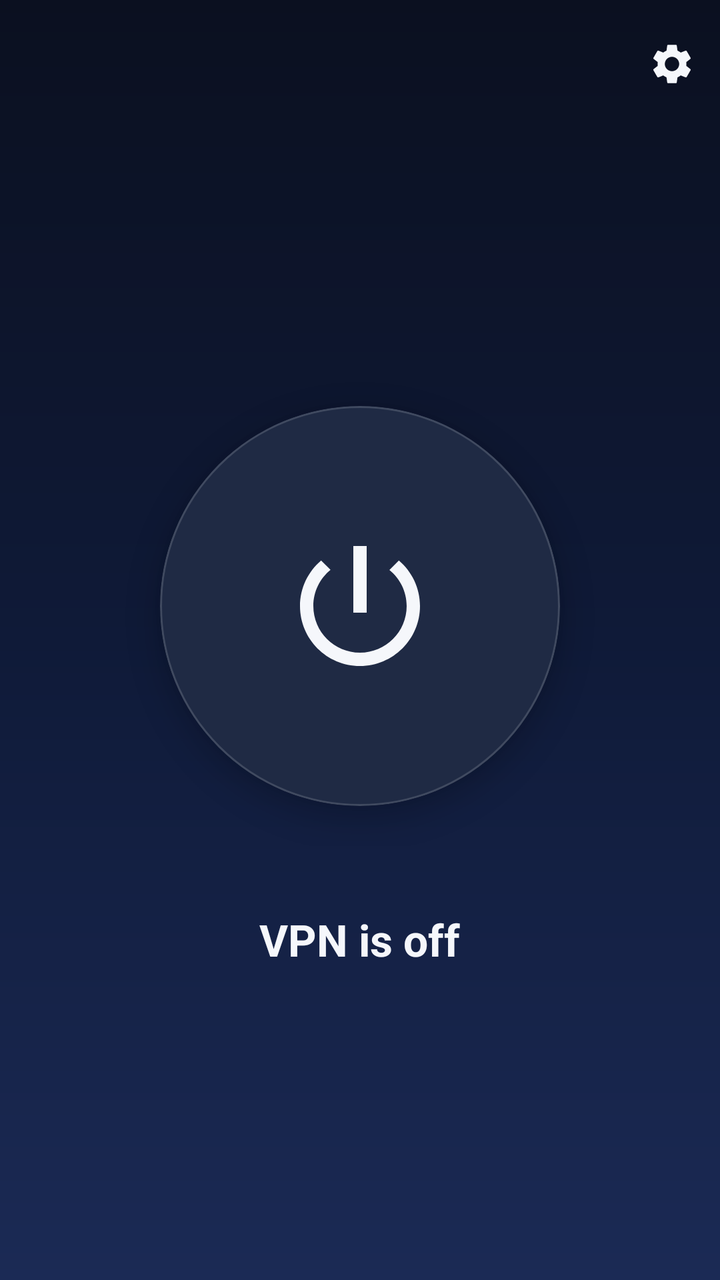
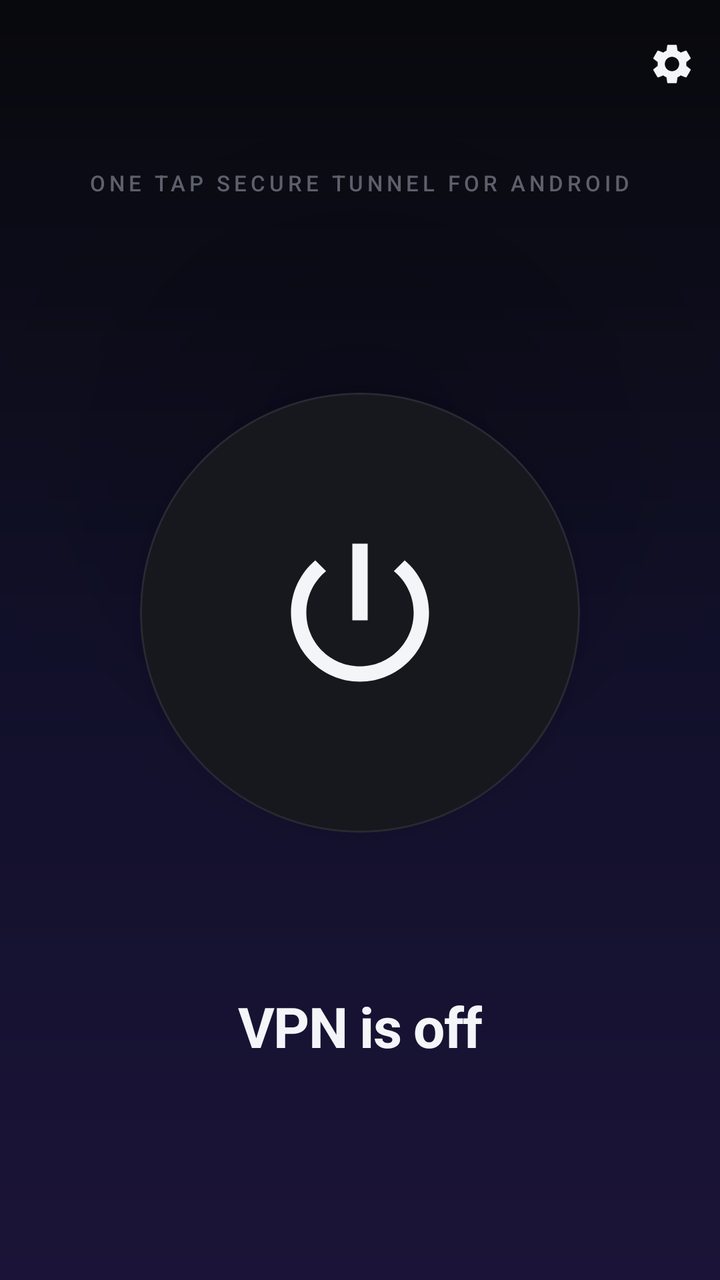

Before-and-after screenshots of an Android layout around one commit, followed by the original layout XML and the change that was made.
<!-- AndroidManifest.xml: application theme Theme.BaleobalaVpn -->
<!-- res/layout/activity_main.xml -->
<?xml version="1.0" encoding="utf-8"?>
<androidx.coordinatorlayout.widget.CoordinatorLayout
    xmlns:android="http://schemas.android.com/apk/res/android"
    xmlns:app="http://schemas.android.com/apk/res-auto"
    android:id="@+id/rootCoordinator"
    android:layout_width="match_parent"
    android:layout_height="match_parent"
    android:background="@drawable/bg_dashboard"
    android:fitsSystemWindows="true">

    <com.google.android.material.appbar.AppBarLayout
        android:layout_width="match_parent"
        android:layout_height="wrap_content"
        android:background="@android:color/transparent"
        android:fitsSystemWindows="true"
        app:elevation="0dp">

        <com.google.android.material.appbar.MaterialToolbar
            android:id="@+id/toolbar"
            style="@style/Theme.BaleobalaVpn.Toolbar"
            android:layout_width="match_parent"
            android:layout_height="?attr/actionBarSize"
            android:title="@string/dashboard_title">

            <com.google.android.material.button.MaterialButton
                android:id="@+id/settingsButton"
                style="@style/Widget.Material3.Button.IconButton"
                android:layout_width="48dp"
                android:layout_height="48dp"
                android:layout_gravity="end"
                android:contentDescription="@string/dashboard_settings"
                app:icon="@drawable/ic_settings"
                app:iconTint="@color/text_primary_on_dark"
                app:iconGravity="textStart"
                app:iconPadding="0dp"
                app:iconSize="24dp" />
        </com.google.android.material.appbar.MaterialToolbar>
    </com.google.android.material.appbar.AppBarLayout>

    <androidx.core.widget.NestedScrollView
        android:layout_width="match_parent"
        android:layout_height="match_parent"
        android:fillViewport="true"
        app:layout_behavior="@string/appbar_scrolling_view_behavior">

        <LinearLayout
            android:layout_width="match_parent"
            android:layout_height="wrap_content"
            android:minHeight="500dp"
            android:orientation="vertical"
            android:gravity="center_horizontal"
            android:paddingHorizontal="24dp"
            android:paddingTop="24dp"
            android:paddingBottom="24dp">

            <Space
                android:layout_width="match_parent"
                android:layout_height="0dp"
                android:layout_weight="1" />

            <FrameLayout
                android:layout_width="240dp"
                android:layout_height="240dp">

                <com.google.android.material.progressindicator.CircularProgressIndicator
                    android:id="@+id/connectingProgress"
                    android:layout_width="240dp"
                    android:layout_height="240dp"
                    android:layout_gravity="center"
                    android:indeterminate="true"
                    android:visibility="gone"
                    app:indicatorSize="240dp"
                    app:trackThickness="4dp"
                    app:indicatorColor="@color/state_connecting"
                    app:trackColor="@android:color/transparent" />

                <com.google.android.material.card.MaterialCardView
                    android:id="@+id/toggleCard"
                    android:layout_width="200dp"
                    android:layout_height="200dp"
                    android:layout_gravity="center"
                    android:contentDescription="@string/cd_toggle_idle"
                    android:clickable="true"
                    android:focusable="true"
                    android:foreground="?attr/selectableItemBackgroundBorderless"
                    app:cardCornerRadius="100dp"
                    app:cardElevation="8dp"
                    app:cardBackgroundColor="@color/state_idle">

                    <ImageView
                        android:id="@+id/toggleIcon"
                        android:layout_width="80dp"
                        android:layout_height="80dp"
                        android:layout_gravity="center"
                        android:src="@drawable/ic_power"
                        android:importantForAccessibility="no"
                        app:tint="@color/text_primary_on_dark" />
                </com.google.android.material.card.MaterialCardView>
            </FrameLayout>

            <TextView
                android:id="@+id/statusText"
                android:layout_width="wrap_content"
                android:layout_height="wrap_content"
                android:layout_marginTop="32dp"
                android:gravity="center"
                android:text="@string/status_disconnected"
                android:textColor="@color/text_primary_on_dark"
                android:textAppearance="?attr/textAppearanceTitleLarge"
                android:textStyle="bold" />

            <TextView
                android:id="@+id/statusDetail"
                android:layout_width="wrap_content"
                android:layout_height="wrap_content"
                android:layout_marginTop="8dp"
                android:gravity="center"
                android:textColor="@color/text_secondary_on_dark"
                android:textAppearance="?attr/textAppearanceBodyMedium"
                android:visibility="gone" />

            <TextView
                android:id="@+id/authStatus"
                android:layout_width="wrap_content"
                android:layout_height="wrap_content"
                android:layout_marginTop="20dp"
                android:gravity="center"
                android:textColor="@color/text_secondary_on_dark"
                android:textAppearance="?attr/textAppearanceBodySmall" />

            <Space
                android:layout_width="match_parent"
                android:layout_height="0dp"
                android:layout_weight="1" />

            <Button
                android:id="@+id/signOutButton"
                style="@style/Widget.Material3.Button.TextButton"
                android:layout_width="wrap_content"
                android:layout_height="wrap_content"
                android:layout_marginTop="24dp"
                android:textColor="@color/text_secondary_on_dark"
                android:text="@string/login_sign_out"
                android:visibility="gone" />
        </LinearLayout>
    </androidx.core.widget.NestedScrollView>
</androidx.coordinatorlayout.widget.CoordinatorLayout>
<!-- resources referenced by this layout -->
<resources>
  <color name="state_connecting">#F59E0B</color>
  <color name="state_idle">#1F2A44</color>
  <color name="text_primary_on_dark">#F5F7FB</color>
  <color name="text_secondary_on_dark">#A8B0C8</color>
  <!-- drawable bg_dashboard (drawable) -->
  <?xml version="1.0" encoding="utf-8"?>
  <shape xmlns:android="http://schemas.android.com/apk/res/android"
      android:shape="rectangle">
      <gradient
          android:angle="270"
          android:startColor="@color/surface_dark"
          android:centerColor="#0F1A38"
          android:endColor="#1B2A55"
          android:type="linear" />
  </shape>
  <style name="Theme.BaleobalaVpn.Toolbar" parent="Widget.Material3.Toolbar">
          <item name="titleTextColor">@color/text_primary_on_dark</item>
          <item name="navigationIconTint">@color/text_primary_on_dark</item>
          <item name="android:background">@android:color/transparent</item>
      </style>
  <style name="Theme.BaleobalaVpn" parent="Theme.Material3.Dark.NoActionBar">
          <item name="colorPrimary">@color/brand_primary</item>
          <item name="colorOnPrimary">@color/brand_on_primary</item>
          <item name="colorPrimaryContainer">@color/brand_primary_dark</item>
          <item name="colorOnPrimaryContainer">@color/text_primary_on_dark</item>
          <item name="colorSecondary">#0F766E</item>
          <item name="colorTertiary">#F59E0B</item>
  
          <item name="android:colorBackground">@color/surface_dark</item>
          <item name="colorSurface">@color/surface_dark_elevated</item>
          <item name="colorOnSurface">@color/text_primary_on_dark</item>
          <item name="colorOnSurfaceVariant">@color/text_secondary_on_dark</item>
          <item name="colorOutlineVariant">#26FFFFFF</item>
  
          <item name="android:statusBarColor">@android:color/transparent</item>
          <item name="android:navigationBarColor">@color/surface_dark</item>
          <item name="android:windowLightStatusBar">false</item>
          <item name="android:windowLightNavigationBar">false</item>
      </style>
  <color name="surface_dark">#0B1020</color>
  <color name="brand_primary">#1249FF</color>
  <color name="brand_primary_dark">#0A2DA8</color>
  <color name="surface_dark_elevated">#111733</color>
  <!-- unchanged entries left out for length: 8 -->
</resources>

<!-- the commit's change to res/layout/activity_main.xml (unified diff, before → after) -->
@@ -46,12 +46,24 @@
         <LinearLayout
             android:layout_width="match_parent"
             android:layout_height="wrap_content"
-            android:minHeight="500dp"
+            android:minHeight="560dp"
             android:orientation="vertical"
             android:gravity="center_horizontal"
-            android:paddingHorizontal="24dp"
-            android:paddingTop="24dp"
-            android:paddingBottom="24dp">
+            android:paddingHorizontal="28dp"
+            android:paddingTop="12dp"
+            android:paddingBottom="28dp">
+
+            <TextView
+                android:layout_width="wrap_content"
+                android:layout_height="wrap_content"
+                android:layout_marginTop="8dp"
+                android:layout_marginBottom="6dp"
+                android:gravity="center"
+                android:text="@string/dashboard_subtitle"
+                android:textColor="@color/text_tertiary_on_dark"
+                android:textAppearance="?attr/textAppearanceLabelSmall"
+                android:letterSpacing="0.18"
+                android:textAllCaps="true" />
 
             <Space
                 android:layout_width="match_parent"
@@ -59,38 +71,48 @@
                 android:layout_weight="1" />
 
             <FrameLayout
-                android:layout_width="240dp"
-                android:layout_height="240dp">
+                android:layout_width="320dp"
+                android:layout_height="320dp">
+
+                
+                <View
+                    android:layout_width="320dp"
+                    android:layout_height="320dp"
+                    android:layout_gravity="center"
+                    android:background="@drawable/bg_toggle_glow"
+                    android:importantForAccessibility="no" />
 
                 <com.google.android.material.progressindicator.CircularProgressIndicator
                     android:id="@+id/connectingProgress"
-                    android:layout_width="240dp"
-                    android:layout_height="240dp"
+                    android:layout_width="260dp"
+                    android:layout_height="260dp"
                     android:layout_gravity="center"
                     android:indeterminate="true"
                     android:visibility="gone"
-                    app:indicatorSize="240dp"
-                    app:trackThickness="4dp"
-                    app:indicatorColor="@color/state_connecting"
+                    app:indicatorSize="260dp"
+                    app:trackThickness="3dp"
+                    app:indicatorColor="@color/brand_primary"
                     app:trackColor="@android:color/transparent" />
 
                 <com.google.android.material.card.MaterialCardView
                     android:id="@+id/toggleCard"
-                    android:layout_width="200dp"
-                    android:layout_height="200dp"
+                    android:layout_width="220dp"
+                    android:layout_height="220dp"
                     android:layout_gravity="center"
                     android:contentDescription="@string/cd_toggle_idle"
                     android:clickable="true"
                     android:focusable="true"
                     android:foreground="?attr/selectableItemBackgroundBorderless"
-                    app:cardCornerRadius="100dp"
-                    app:cardElevation="8dp"
+                    app:cardCornerRadius="110dp"
+                    app:cardElevation="14dp"
+                    app:strokeWidth="1dp"
+                    app:strokeColor="@color/border_strong"
                     app:cardBackgroundColor="@color/state_idle">
 
                     <ImageView
                         android:id="@+id/toggleIcon"
-                        android:layout_width="80dp"
-                        android:layout_height="80dp"
+                        android:layout_width="92dp"
+                        android:layout_height="92dp"
                         android:layout_gravity="center"
                         android:src="@drawable/ic_power"
                         android:importantForAccessibility="no"
@@ -102,18 +124,19 @@
                 android:id="@+id/statusText"
                 android:layout_width="wrap_content"
                 android:layout_height="wrap_content"
-                android:layout_marginTop="32dp"
+                android:layout_marginTop="28dp"
                 android:gravity="center"
                 android:text="@string/status_disconnected"
                 android:textColor="@color/text_primary_on_dark"
-                android:textAppearance="?attr/textAppearanceTitleLarge"
-                android:textStyle="bold" />
+                android:textAppearance="?attr/textAppearanceHeadlineMedium"
+                android:textStyle="bold"
+                android:letterSpacing="-0.02" />
 
             <TextView
                 android:id="@+id/statusDetail"
                 android:layout_width="wrap_content"
                 android:layout_height="wrap_content"
-                android:layout_marginTop="8dp"
+                android:layout_marginTop="10dp"
                 android:gravity="center"
                 android:textColor="@color/text_secondary_on_dark"
                 android:textAppearance="?attr/textAppearanceBodyMedium"
@@ -123,7 +146,7 @@
                 android:id="@+id/authStatus"
                 android:layout_width="wrap_content"
                 android:layout_height="wrap_content"
-                android:layout_marginTop="20dp"
+                android:layout_marginTop="22dp"
                 android:gravity="center"
                 android:textColor="@color/text_secondary_on_dark"
                 android:textAppearance="?attr/textAppearanceBodySmall" />
<!-- resource entries referenced after the edit -->
@@ -1,48 +1,97 @@
 <!-- resources referenced by this layout -->
 <resources>
-  <color name="state_connecting">#F59E0B</color>
-  <color name="state_idle">#1F2A44</color>
-  <color name="text_primary_on_dark">#F5F7FB</color>
-  <color name="text_secondary_on_dark">#A8B0C8</color>
+  <color name="border_strong">#262A33</color>
+  <color name="state_idle">#16181D</color>
+  <color name="text_primary_on_dark">#F4F5F8</color>
+  <color name="text_secondary_on_dark">#9BA1AE</color>
+  <color name="text_tertiary_on_dark">#5C606A</color>
   <!-- drawable bg_dashboard (drawable) -->
   <?xml version="1.0" encoding="utf-8"?>
+  <layer-list xmlns:android="http://schemas.android.com/apk/res/android">
+      <item>
+          <shape android:shape="rectangle">
+              <gradient
+                  android:angle="270"
+                  android:startColor="@color/gradient_dashboard_top"
+                  android:centerColor="@color/gradient_dashboard_mid"
+                  android:endColor="@color/gradient_dashboard_bottom"
+                  android:type="linear" />
+          </shape>
+      </item>
+      <item>
+          <shape android:shape="rectangle">
+              <gradient
+                  android:type="radial"
+                  android:gradientRadius="640"
+                  android:centerX="0.5"
+                  android:centerY="0.35"
+                  android:startColor="#33000000"
+                  android:endColor="#00000000" />
+          </shape>
+      </item>
+  </layer-list>
+  <!-- drawable bg_toggle_glow (drawable) -->
+  <?xml version="1.0" encoding="utf-8"?>
   <shape xmlns:android="http://schemas.android.com/apk/res/android"
-      android:shape="rectangle">
+      android:shape="oval">
       <gradient
-          android:angle="270"
-          android:startColor="@color/surface_dark"
-          android:centerColor="#0F1A38"
-          android:endColor="#1B2A55"
-          android:type="linear" />
+          android:type="radial"
+          android:gradientRadius="180"
+          android:centerX="0.5"
+          android:centerY="0.5"
+          android:startColor="#807C5CFF"
+          android:endColor="#007C5CFF" />
   </shape>
+  <string name="dashboard_subtitle">One tap secure tunnel for Android</string>
   <style name="Theme.BaleobalaVpn.Toolbar" parent="Widget.Material3.Toolbar">
           <item name="titleTextColor">@color/text_primary_on_dark</item>
+          <item name="subtitleTextColor">@color/text_secondary_on_dark</item>
           <item name="navigationIconTint">@color/text_primary_on_dark</item>
           <item name="android:background">@android:color/transparent</item>
+          <item name="titleTextAppearance">@style/TextAppearance.Material3.TitleLarge</item>
       </style>
   <style name="Theme.BaleobalaVpn" parent="Theme.Material3.Dark.NoActionBar">
           <item name="colorPrimary">@color/brand_primary</item>
           <item name="colorOnPrimary">@color/brand_on_primary</item>
-          <item name="colorPrimaryContainer">@color/brand_primary_dark</item>
+          <item name="colorPrimaryContainer">@color/accent_soft</item>
           <item name="colorOnPrimaryContainer">@color/text_primary_on_dark</item>
-          <item name="colorSecondary">#0F766E</item>
-          <item name="colorTertiary">#F59E0B</item>
+          <item name="colorSecondary">@color/brand_primary_hover</item>
+          <item name="colorOnSecondary">@color/brand_on_primary</item>
+          <item name="colorTertiary">@color/state_warning</item>
   
           <item name="android:colorBackground">@color/surface_dark</item>
           <item name="colorSurface">@color/surface_dark_elevated</item>
+          <item name="colorSurfaceVariant">@color/surface_dark_raised</item>
+          <item name="colorSurfaceContainer">@color/surface_dark_elevated</item>
+          <item name="colorSurfaceContainerHigh">@color/surface_dark_raised</item>
           <item name="colorOnSurface">@color/text_primary_on_dark</item>
           <item name="colorOnSurfaceVariant">@color/text_secondary_on_dark</item>
-          <item name="colorOutlineVariant">#26FFFFFF</item>
+          <item name="colorOutline">@color/border_strong</item>
+          <item name="colorOutlineVariant">@color/border_subtle</item>
+  
+          <item name="colorError">@color/state_error</item>
+          <item name="colorOnError">@color/brand_on_primary</item>
   
           <item name="android:statusBarColor">@android:color/transparent</item>
           <item name="android:navigationBarColor">@color/surface_dark</item>
           <item name="android:windowLightStatusBar">false</item>
           <item name="android:windowLightNavigationBar">false</item>
+  
+          <item name="android:windowActivityTransitions">true</item>
+          <item name="android:windowContentTransitions">true</item>
       </style>
-  <color name="surface_dark">#0B1020</color>
-  <color name="brand_primary">#1249FF</color>
-  <color name="brand_primary_dark">#0A2DA8</color>
-  <color name="surface_dark_elevated">#111733</color>
+  <color name="gradient_dashboard_top">#08090C</color>
+  <color name="gradient_dashboard_mid">#11102A</color>
+  <color name="gradient_dashboard_bottom">#1B1438</color>
+  <color name="accent_soft">#1A1530</color>
+  <color name="brand_primary_hover">#8E73FF</color>
+  <color name="state_warning">#FFC066</color>
+  <color name="surface_dark">#08090C</color>
+  <color name="brand_primary">#7C5CFF</color>
+  <color name="surface_dark_elevated">#101114</color>
+  <color name="surface_dark_raised">#16181D</color>
+  <color name="border_subtle">#1F232C</color>
+  <color name="state_error">#FF5C7C</color>
   <!-- unchanged entries left out for length: 8 -->
 </resources>
 
